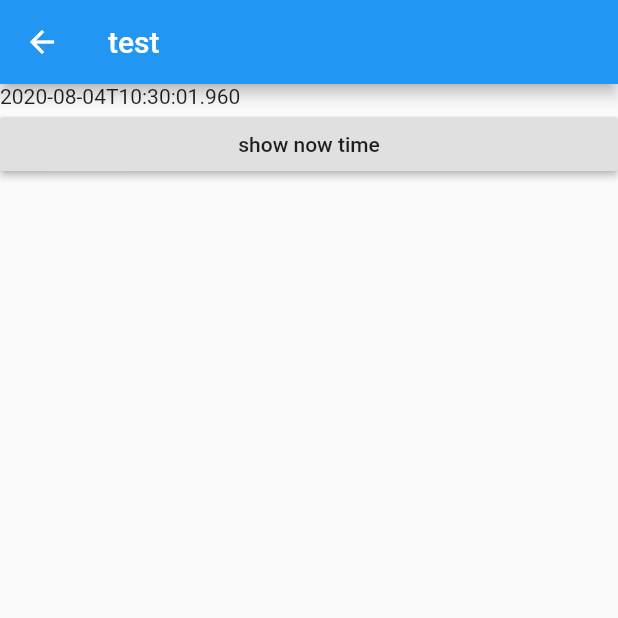
After one commit to cwnga2/flutter101, a Flutter app: the StatefulDemoPage screen opened directly, after a tap on "show now time", on a phone screen of 412 x 824 dp, the top half of it. The commit adds this screen. Run offline on Flutter 3.47's test engine with Material 2 defaults, Android fonts, the phone set to English and light mode, and no system bars; missing offline and left inert: dart:ffi.

Commit message:
add StatefulDemoPage

```diff
--- /dev/null
+++ b/flutter101/lib/ProductCellWidget.dart
@@ -0,0 +1,8 @@
+import 'package:flutter/cupertino.dart';
+
+class ProductCellWidget extends StatelessWidget {
+  @override
+  Widget build(BuildContext context) {
+    return Text("test");
+  }
+}
--- /dev/null
+++ b/flutter101/lib/StatefulDemoPage.dart
@@ -0,0 +1,35 @@
+import 'package:flutter/material.dart';
+
+//1. create StatefulWidget, override createState
+class StatefulDemoPage extends StatefulWidget {
+  @override
+  State<StatefulWidget> createState() {
+    return StatefullPageDemoState();
+  }
+}
+
+//2. create state belone to StatefulDemoPage and own property
+//3. overrade buld method
+
+class StatefullPageDemoState extends State<StatefulDemoPage> {
+  var title = DateTime.now().toIso8601String();
+  @override
+  Widget build(BuildContext context) {
+    return Scaffold(
+        appBar: AppBar(title: Text("test")),
+        body: ListView(
+          children: [
+            Text(title),
+            RaisedButton(
+              child: Text("show now time"),
+              onPressed: () {
+                setState(() {
+                  var dateTime = DateTime.now().toIso8601String();
+                  title = dateTime;
+                });
+              },
+            )
+          ],
+        ));
+  }
+}
--- a/flutter101/lib/main.dart
+++ b/flutter101/lib/main.dart
@@ -3,6 +3,7 @@ import 'dart:ffi';
 import 'package:flutter/material.dart';
 import 'ListTitleDemoPage.dart';
 import 'ListViewBuilderDemoPage.dart';
+import 'StatefulDemoPage.dart';
 
 void main() {
   runApp(MyApp());
@@ -28,6 +29,7 @@ class HomePage extends StatelessWidget {
     ChildPage(
         name: 'ListViewBuilderDemoPage',
         childPageWidget: ListViewBuilderDemoPage()),
+    ChildPage(name: 'StatefulDemoPage', childPageWidget: StatefulDemoPage()),
   ];
 
   @override
@@ -56,6 +58,6 @@ class HomePage extends StatelessWidget {
 //產品資料
 class ChildPage {
   final String name;
-  final StatelessWidget childPageWidget;
+  final Widget childPageWidget;
   ChildPage({this.name, this.childPageWidget});
 }
```
